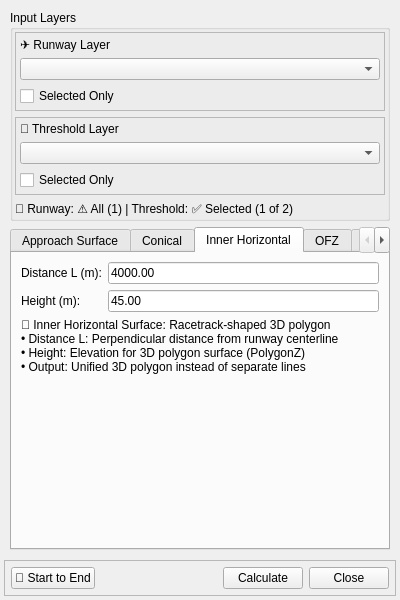
Qt form qols/qols_panel_base.ui (FLYGHT7/qOLS) before a commit.
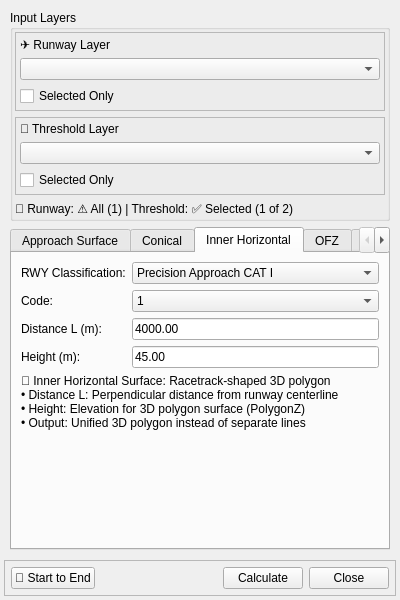
The same form after that commit. The open tabs and pages were chosen to show the change. Custom widgets are drawn as their Qt base class.

Commit message: Add RWY Classification and Code handling for Conical and Inner Horizontal surfaces; implement defaults and UI integration

Patch:
```diff
--- a/qols/qols_panel_base.ui
+++ b/qols/qols_panel_base.ui
@@ -457,21 +457,86 @@
         <string>Inner Horizontal</string>
        </attribute>
        <layout class="QFormLayout" name="formLayout_inner_horizontal">
-        <item row="0" column="0">
+                <item row="0" column="0">
+                 <widget class="QLabel" name="label_rwyClassification_inner">
+                    <property name="text">
+                     <string>RWY Classification:</string>
+                    </property>
+                 </widget>
+                </item>
+                <item row="0" column="1">
+                 <widget class="QComboBox" name="combo_rwyClassification_inner">
+                    <property name="currentIndex">
+                     <number>2</number>
+                    </property>
+                    <item>
+                     <property name="text">
+                        <string>Non-instrument</string>
+                     </property>
+                    </item>
+                    <item>
+                     <property name="text">
+                        <string>Non-precision approach</string>
+                     </property>
+                    </item>
+                    <item>
+                     <property name="text">
+                        <string>Precision Approach CAT I</string>
+                     </property>
+                    </item>
+                    <item>
+                     <property name="text">
+                        <string>Precision Approach CAT II or III</string>
+                     </property>
+                    </item>
+                 </widget>
+                </item>
+                <item row="1" column="0">
+                 <widget class="QLabel" name="label_code_inner">
+                    <property name="text">
+                     <string>Code:</string>
+                    </property>
+                 </widget>
+                </item>
+                <item row="1" column="1">
+                 <widget class="QComboBox" name="spin_code_inner">
+                    <item>
+                     <property name="text">
+                        <string>1</string>
+                     </property>
+                    </item>
+                    <item>
+                     <property name="text">
+                        <string>2</string>
+                     </property>
+                    </item>
+                    <item>
+                     <property name="text">
+                        <string>3</string>
+                     </property>
+                    </item>
+                    <item>
+                     <property name="text">
+                        <string>4</string>
+                     </property>
+                    </item>
+                 </widget>
+                </item>
+                <item row="2" column="0">
          <widget class="QLabel" name="label_L_inner">
           <property name="text">
            <string>Distance L (m):</string>
           </property>
          </widget>
         </item>
-        <item row="0" column="1">
+                <item row="2" column="1">
          <widget class="QLineEdit" name="spin_L_inner">
           <property name="text">
            <string>4000.00</string>
           </property>
          </widget>
         </item>
-        <item row="1" column="0">
+                <item row="3" column="0">
          <widget class="QLabel" name="label_height_inner">
           <property name="text">
            <string>Height (m):</string>
@@ -479,7 +544,7 @@
           
          </widget>
         </item>
-        <item row="1" column="1">
+                <item row="3" column="1">
          <widget class="QLineEdit" name="spin_height_inner">
           <property name="text">
            <string>45.00</string>
@@ -488,7 +553,7 @@
           </property>
          </widget>
         </item>
-        <item row="2" column="0" colspan="2">
+                <item row="4" column="0" colspan="2">
          <widget class="QLabel" name="label_info_inner">
           <property name="text">
            <string>📍 Inner Horizontal Surface: Racetrack-shaped 3D polygon
```
Left out of the diff: 77 changed lines with no effect on the pictures. The commit also changes 5 other files.
